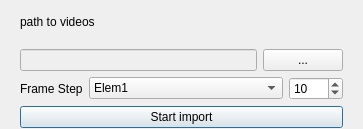
The window that untitled2.ui (scadl/PSX_Toolbox) describes before a commit, drawn with Qt 5.
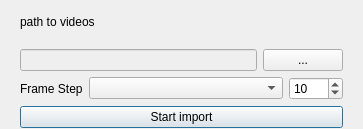
The same window after the commit.

Commit message: finished ui for video importer and new loader

```diff
--- a/untitled2.ui
+++ b/untitled2.ui
@@ -60,7 +60,10 @@
         <bool>false</bool>
        </property>
        <property name="currentText">
-        <string notr="true">Elem1</string>
+        <string notr="true"/>
+       </property>
+       <property name="currentIndex">
+        <number>-1</number>
        </property>
        <item>
         <property name="text">
```
The commit also changes 5 other files.
